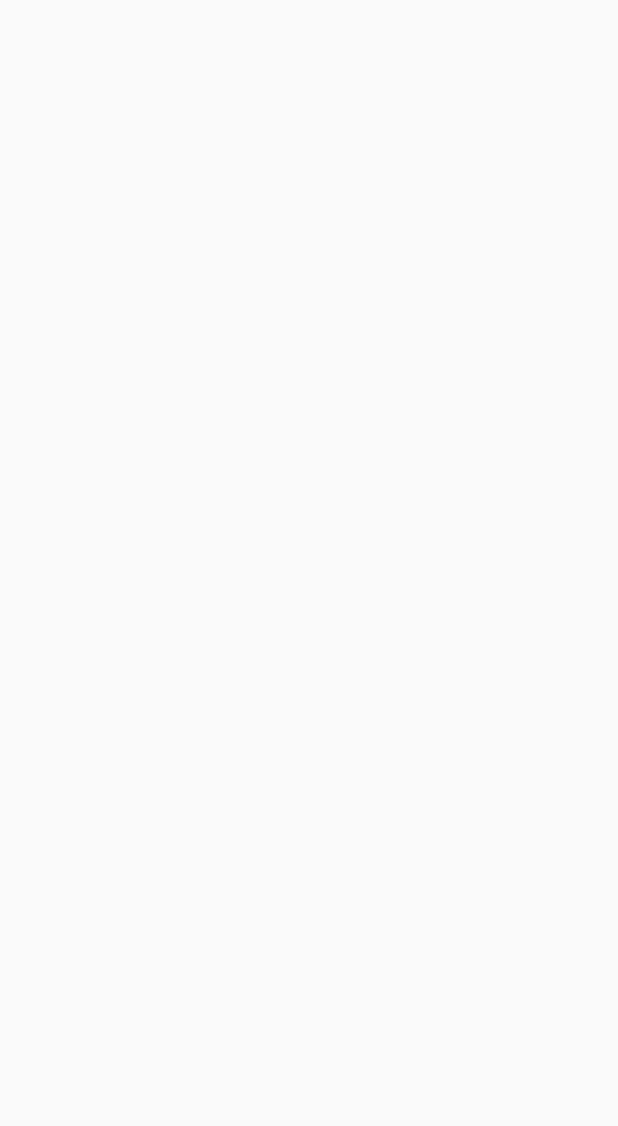
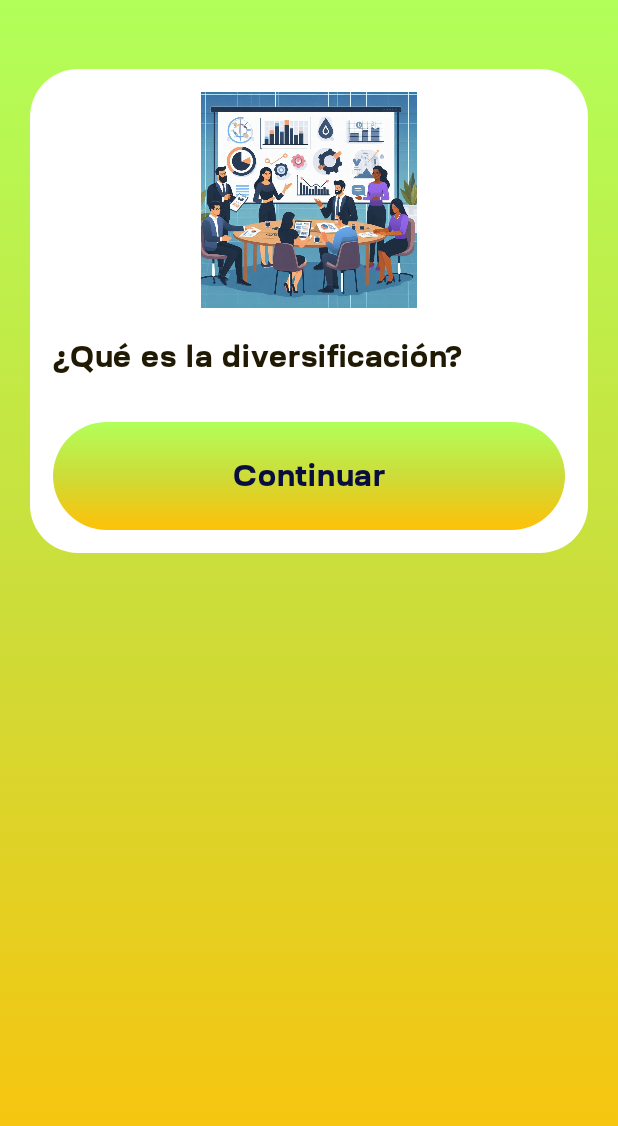
Before and after one commit to VladDev-git/Penda-Petro, an Android app built with Jetpack Compose: the TestScreen screen opened through its navigation route, on a phone screen of 412 x 824 dp. Before the commit the part shown is empty. Shown: the top 1126 px of the screen. Run offline under Robolectric (Android 15) with nearby library versions, the phone set to English and light mode, and no system bars.

Commit message:
Question and result screens

```diff
--- a/app/src/main/java/com/example/pendapetro/MainActivity.kt
+++ b/app/src/main/java/com/example/pendapetro/MainActivity.kt
@@ -9,6 +9,8 @@ import androidx.navigation.compose.composable
 import androidx.navigation.compose.rememberNavController
 import com.example.pendapetro.presentation.ui.screen.home_screen.HomeScreen
 import com.example.pendapetro.presentation.ui.screen.home_screen.data.HomeScreenObject
+import com.example.pendapetro.presentation.ui.screen.result_screen.ResultScreen
+import com.example.pendapetro.presentation.ui.screen.result_screen.data.ResultScreenObject
 import com.example.pendapetro.presentation.ui.screen.test_sreen.TestScreen
 import com.example.pendapetro.presentation.ui.screen.test_sreen.data.TestScreenObject
 import com.example.pendapetro.ui.theme.PendaPetroTheme
@@ -23,7 +25,7 @@ class MainActivity : ComponentActivity() {
             PendaPetroTheme {
                 NavHost(
                     navController = navController,
-                    startDestination = HomeScreenObject,
+                    startDestination = ResultScreenObject,
                 ) {
                     composable<HomeScreenObject> {
                         HomeScreen()
@@ -31,6 +33,9 @@ class MainActivity : ComponentActivity() {
                     composable<TestScreenObject> {
                         TestScreen()
                     }
+                    composable<ResultScreenObject> {
+                        ResultScreen()
+                    }
                 }
             }
         }
--- /dev/null
+++ b/app/src/main/java/com/example/pendapetro/presentation/ui/components/QuestionCard.kt
@@ -0,0 +1,136 @@
+package com.example.pendapetro.presentation.ui.components
+
+import androidx.compose.foundation.Image
+import androidx.compose.foundation.background
+import androidx.compose.foundation.clickable
+import androidx.compose.foundation.layout.Box
+import androidx.compose.foundation.layout.Column
+import androidx.compose.foundation.layout.Row
+import androidx.compose.foundation.layout.Spacer
+import androidx.compose.foundation.layout.fillMaxSize
+import androidx.compose.foundation.layout.fillMaxWidth
+import androidx.compose.foundation.layout.height
+import androidx.compose.foundation.layout.padding
+import androidx.compose.foundation.layout.width
+import androidx.compose.foundation.selection.selectable
+import androidx.compose.foundation.shape.RoundedCornerShape
+import androidx.compose.material3.Text
+import androidx.compose.runtime.Composable
+import androidx.compose.runtime.getValue
+import androidx.compose.runtime.mutableStateOf
+import androidx.compose.runtime.remember
+import androidx.compose.runtime.setValue
+import androidx.compose.ui.Alignment
+import androidx.compose.ui.Modifier
+import androidx.compose.ui.draw.clip
+import androidx.compose.ui.graphics.Color
+import androidx.compose.ui.res.painterResource
+import androidx.compose.ui.text.font.FontWeight
+import androidx.compose.ui.text.style.TextAlign
+import androidx.compose.ui.unit.dp
+import androidx.compose.ui.unit.sp
+import com.example.pendapetro.R
+import com.example.pendapetro.ui.theme.CategoryItemBackground
+import com.example.pendapetro.ui.theme.DarkBlue
+import com.example.pendapetro.ui.theme.TextBlackYellow
+import com.example.pendapetro.ui.theme.customFont_Ruberoid_ExtraBold
+import com.example.pendapetro.ui.theme.gradients.MangoLimeGradientBackground
+
+@Composable
+fun QuestionCard(
+
+) {
+    var selectedOption by remember { mutableStateOf(-1) }
+
+    Box(
+        modifier = Modifier
+            .fillMaxWidth()
+            .clip(RoundedCornerShape(32.dp))
+            .background(Color.White)
+    ) {
+        Column(
+            modifier = Modifier
+                .fillMaxWidth()
+                .padding(15.dp)
+        ) {
+            Image(
+                painter = painterResource(id = R.drawable.category_1_img),
+                contentDescription = null,
+                modifier = Modifier
+                    .fillMaxWidth()
+                    .height(144.dp)
+            )
+            Spacer(modifier = Modifier.height(20.dp))
+            Text(
+                text = "¿Qué es la diversificación?",
+                fontSize = 20.sp,
+                lineHeight = 26.sp,
+                color = TextBlackYellow,
+                fontWeight = FontWeight(700),
+                fontFamily = customFont_Ruberoid_ExtraBold,
+            )
+
+            Spacer(modifier = Modifier.height(20.dp))
+
+//            Box(
+//                modifier = Modifier
+//                    .width(300.dp)
+//                    .height(79.dp)
+//                    .clip(RoundedCornerShape(50.dp))
+//                    .background(if (selectedOption == -1) Color.White else CategoryItemBackground)
+//            ) {
+//                Row(
+//                    modifier = Modifier
+//                        .fillMaxSize()
+//                        .padding(start = 20.dp)
+//                        .selectable(
+//                            selected = selectedOption == index,
+//                            onClick = {
+//                                selectedOption = index
+//                            }
+//                        ),
+//                    verticalAlignment = Alignment.CenterVertically
+//                ) {
+//                    RadioButton(
+//                        selected = selectedOption == index,
+//                        onClick = {
+//                            selectedOption = index
+//                        },
+//                        colors = RadioButtonDefaults.colors(
+//                            selectedColor = Color.White,
+//                            unselectedColor = LightGrey
+//                        ),
+//                        modifier = Modifier.size(32.dp)
+//                    )
+//                    Text(
+//                        text = answer,
+//                        color = Color.White,
+//                        fontSize = 18.sp,
+//                        modifier = Modifier.padding(start = 8.dp)
+//                    )
+//                }
+//            }
+            Spacer(modifier = Modifier.height(10.dp))
+
+            Box(
+                modifier = Modifier
+                    .fillMaxWidth()
+                    .clip(RoundedCornerShape(62.dp))
+                    .MangoLimeGradientBackground()
+                    .clickable {  }
+                    .padding(vertical = 24.dp)
+            ) {
+                Text(
+                    text = "Continuar",
+                    fontSize = 20.sp,
+                    lineHeight = 24.sp,
+                    color = DarkBlue,
+                    textAlign = TextAlign.Center,
+                    modifier = Modifier
+                        .fillMaxWidth(),
+                    fontFamily = customFont_Ruberoid_ExtraBold,
+                )
+            }
+        }
+    }
+}
--- /dev/null
+++ b/app/src/main/java/com/example/pendapetro/presentation/ui/components/ResultCard.kt
@@ -0,0 +1,155 @@
+package com.example.pendapetro.presentation.ui.components
+
+import androidx.compose.foundation.Image
+import androidx.compose.foundation.background
+import androidx.compose.foundation.clickable
+import androidx.compose.foundation.layout.Box
+import androidx.compose.foundation.layout.Column
+import androidx.compose.foundation.layout.Spacer
+import androidx.compose.foundation.layout.fillMaxWidth
+import androidx.compose.foundation.layout.height
+import androidx.compose.foundation.layout.padding
+import androidx.compose.foundation.layout.size
+import androidx.compose.foundation.shape.CircleShape
+import androidx.compose.foundation.shape.RoundedCornerShape
+import androidx.compose.material3.Text
+import androidx.compose.runtime.Composable
+import androidx.compose.ui.Alignment
+import androidx.compose.ui.Modifier
+import androidx.compose.ui.draw.clip
+import androidx.compose.ui.graphics.Color
+import androidx.compose.ui.res.painterResource
+import androidx.compose.ui.text.font.FontWeight
+import androidx.compose.ui.text.style.TextAlign
+import androidx.compose.ui.unit.dp
+import androidx.compose.ui.unit.sp
+import com.example.pendapetro.R
+import com.example.pendapetro.ui.theme.CategoryItemBackground
+import com.example.pendapetro.ui.theme.DarkBlue
+import com.example.pendapetro.ui.theme.TextBlackYellow
+import com.example.pendapetro.ui.theme.TextGreyYellow
+import com.example.pendapetro.ui.theme.customFont_Ruberoid_ExtraBold
+import com.example.pendapetro.ui.theme.gradients.MangoLimeGradientBackground
+
+@Composable
+fun ResultCard(
+
+) {
+    Box(
+        modifier = Modifier
+            .fillMaxWidth()
+            .clip(RoundedCornerShape(32.dp))
+            .background(Color.White)
+    ) {
+        Column(
+            modifier = Modifier
+                .fillMaxWidth()
+                .padding(15.dp),
+            horizontalAlignment = Alignment.CenterHorizontally,
+        ) {
+            Image(
+                painter = painterResource(id = R.drawable.category_1_img),
+                contentDescription = null,
+                modifier = Modifier
+                    .size(110.dp)
+                    .clip(CircleShape)
+            )
+            Spacer(modifier = Modifier.height(20.dp))
+            Text(
+                text = "¡Felicitaciones! Has aprobado el test de inversión y has descubierto más sobre tu potencial.",
+                fontSize = 16.sp,
+                lineHeight = 21.sp,
+                color = TextGreyYellow,
+                textAlign = TextAlign.Center,
+                fontWeight = FontWeight(400),
+                fontFamily = customFont_Ruberoid_ExtraBold,
+            )
+            Spacer(modifier = Modifier.height(20.dp))
+            Text(
+                text = "Su resultado:",
+                fontSize = 20.sp,
+                lineHeight = 26.sp,
+                color = TextBlackYellow,
+                fontWeight = FontWeight(700),
+                fontFamily = customFont_Ruberoid_ExtraBold,
+            )
+            Spacer(modifier = Modifier.height(10.dp))
+            Box(
+                modifier = Modifier
+                    .fillMaxWidth()
+                    .clip(RoundedCornerShape(16.dp))
+                    .background(DarkBlue)
+                    .padding(15.dp),
+                contentAlignment = Alignment.Center
+            ) {
+                Text(
+                    text = "3/7",
+                    fontSize = 30.sp,
+                    lineHeight = 34.sp,
+                    color = Color.White,
+                    fontWeight = FontWeight(700),
+                    fontFamily = customFont_Ruberoid_ExtraBold,
+                )
+            }
+            Spacer(modifier = Modifier.height(10.dp))
+            Box(
+                modifier = Modifier
+                    .fillMaxWidth()
+                    .clip(RoundedCornerShape(16.dp))
+                    .background(CategoryItemBackground)
+                    .padding(15.dp),
+                contentAlignment = Alignment.Center
+            ) {
+                Text(
+                    text = "¡Seguro que puedes hacerlo mejor!",
+                    fontSize = 16.sp,
+                    lineHeight = 21.sp,
+                    color = Color.Black,
+                    textAlign = TextAlign.Center,
+                    fontWeight = FontWeight(400),
+                    fontFamily = customFont_Ruberoid_ExtraBold,
+                )
+            }
+            Spacer(modifier = Modifier.height(30.dp))
+            Box(
+                modifier = Modifier
+                    .fillMaxWidth()
+                    .clip(RoundedCornerShape(62.dp))
+                    .MangoLimeGradientBackground()
+                    .clickable {  }
+                    .padding(vertical = 24.dp)
+            ) {
+                Text(
+                    text = "Pasar de nuevo",
+                    fontSize = 20.sp,
+                    lineHeight = 24.sp,
+                    color = DarkBlue,
+                    textAlign = TextAlign.Center,
+                    modifier = Modifier
+                        .fillMaxWidth(),
+                    fontFamily = customFont_Ruberoid_ExtraBold,
+                )
+            }
+            Spacer(modifier = Modifier.height(20.dp))
+            Box(
+                modifier = Modifier
+                    .fillMaxWidth()
+                    .clip(RoundedCornerShape(62.dp))
+                    .MangoLimeGradientBackground()
+                    .clickable {  }
+                    .padding(vertical = 24.dp)
+            ) {
+                Text(
+                    text = "Hogar",
+                    fontSize = 20.sp,
+                    lineHeight = 24.sp,
+                    color = DarkBlue,
+                    textAlign = TextAlign.Center,
+                    modifier = Modifier
+                        .fillMaxWidth(),
+                    fontFamily = customFont_Ruberoid_ExtraBold,
+                )
+            }
+        }
+    }
+}
--- /dev/null
+++ b/app/src/main/java/com/example/pendapetro/presentation/ui/screen/result_screen/ResultScreen.kt
@@ -0,0 +1,26 @@
+package com.example.pendapetro.presentation.ui.screen.result_screen
+
+import androidx.compose.foundation.layout.Box
+import androidx.compose.foundation.layout.fillMaxSize
+import androidx.compose.foundation.layout.padding
+import androidx.compose.runtime.Composable
+import androidx.compose.ui.Alignment
+import androidx.compose.ui.Modifier
+import androidx.compose.ui.unit.dp
+import com.example.pendapetro.presentation.ui.components.ResultCard
+import com.example.pendapetro.ui.theme.gradients.MangoLimeGradientBackground
+
+@Composable
+fun ResultScreen(
+
+) {
+    Box(
+        modifier = Modifier
+            .fillMaxSize()
+            .MangoLimeGradientBackground()
+            .padding(horizontal = 15.dp),
+        contentAlignment = Alignment.Center
+    ) {
+        ResultCard()
+    }
+}
--- /dev/null
+++ b/app/src/main/java/com/example/pendapetro/presentation/ui/screen/result_screen/data/ResultScreenObject.kt
@@ -0,0 +1,6 @@
+package com.example.pendapetro.presentation.ui.screen.result_screen.data
+
+import kotlinx.serialization.Serializable
+
+@Serializable
+object ResultScreenObject
--- a/app/src/main/java/com/example/pendapetro/presentation/ui/screen/test_sreen/TestScreen.kt
+++ b/app/src/main/java/com/example/pendapetro/presentation/ui/screen/test_sreen/TestScreen.kt
@@ -1,10 +1,61 @@
 package com.example.pendapetro.presentation.ui.screen.test_sreen
 
+import androidx.compose.foundation.background
+import androidx.compose.foundation.layout.Arrangement
+import androidx.compose.foundation.layout.Box
+import androidx.compose.foundation.layout.Column
+import androidx.compose.foundation.layout.Row
+import androidx.compose.foundation.layout.Spacer
+import androidx.compose.foundation.layout.fillMaxSize
+import androidx.compose.foundation.layout.fillMaxWidth
+import androidx.compose.foundation.layout.height
+import androidx.compose.foundation.layout.padding
+import androidx.compose.foundation.layout.width
+import androidx.compose.foundation.shape.RoundedCornerShape
 import androidx.compose.runtime.Composable
+import androidx.compose.ui.Modifier
+import androidx.compose.ui.draw.clip
+import androidx.compose.ui.graphics.Color
+import androidx.compose.ui.unit.dp
+import com.example.pendapetro.presentation.ui.components.QuestionCard
+import com.example.pendapetro.ui.theme.gradients.MangoLimeGradientBackground
 
 @Composable
 fun TestScreen(
 
 ) {
+    val maxScore = 7
 
+    Box(
+        modifier = Modifier
+            .fillMaxSize()
+            .MangoLimeGradientBackground()
+    ) {
+        Column(
+            modifier = Modifier
+                .fillMaxWidth()
+                .padding(top = 40.dp, bottom = 10.dp, start = 20.dp, end = 20.dp)
+        ) {
+            Row(
+                modifier = Modifier
+                    .fillMaxWidth()
+                    .height(6.dp),
+                horizontalArrangement = Arrangement.SpaceBetween
+            ) {
+//                repeat(maxScore) { index ->
+//                    Box(
+//                        modifier = Modifier
+//                            .weight(1f)
+//                            .height(6.dp)
+//                            .clip(RoundedCornerShape(50))
+//                            .background(if (index < currentIndex) Color.White else Color.Gray)
+//                    )
+//                    if (index != maxScore - 1) {
+//                        Spacer(modifier = Modifier.width(1.dp))
+//                    }
+//                }
+            }
+            QuestionCard()
+        }
+    }
 }
```
Also changed, not shown: app/src/main/res/drawable/category_1_img.png (added), 3 other files.
